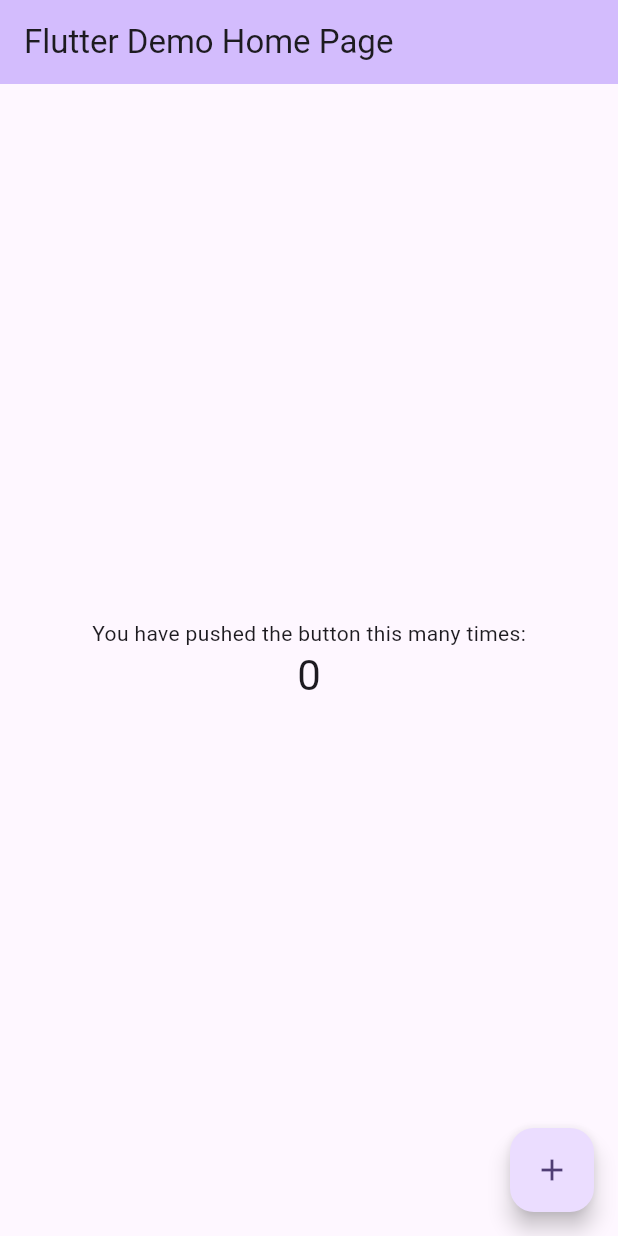
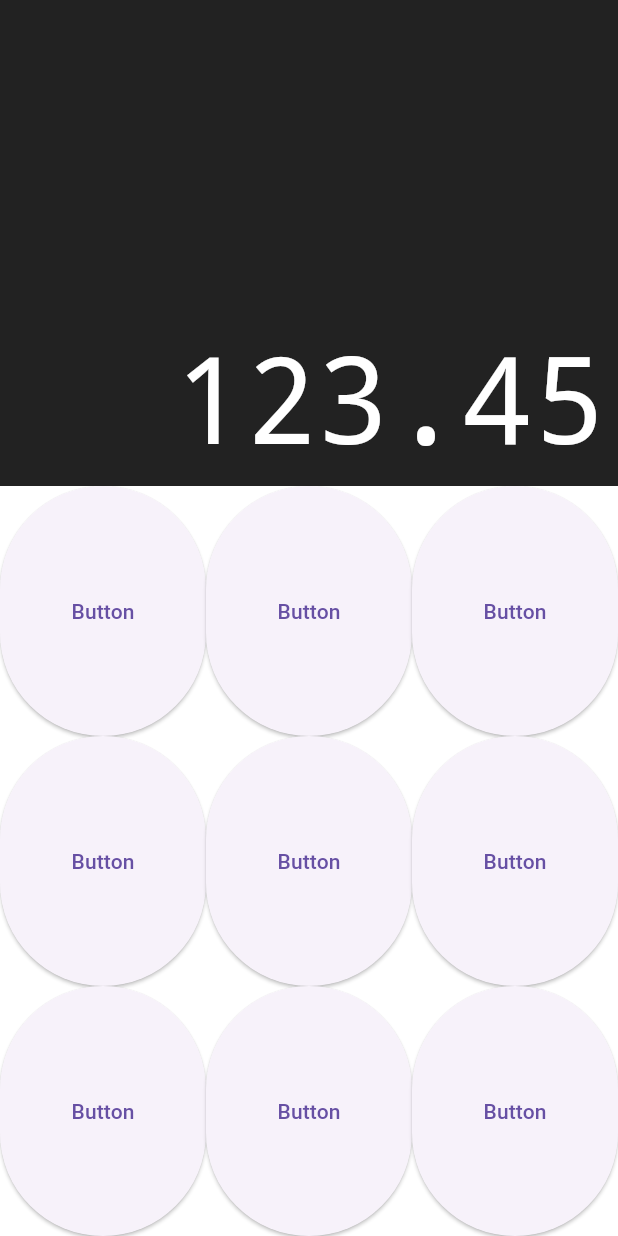
Before and after one commit to ottaviolucrii/asi_calculadora, a Flutter app: the screen it shows after launch, on a phone screen of 412 x 824 dp. Run offline on Flutter 3.47's test engine with Material 3 defaults, Android fonts, the phone set to English and light mode, and no system bars; drawn by our look-alikes of auto_size_text; our stand-ins replace firebase_core; accounts and stored records are empty.

Commit message:
deixando todos arquivos de build pronto para rodar o app, construindo base dos botoes e linha de botoes

```diff
--- /dev/null
+++ b/lib/components/button.dart
@@ -0,0 +1,18 @@
+import 'package:flutter/material.dart';
+
+class Button extends StatelessWidget {
+  final String text;
+
+  const Button(this.text);
+
+  @override
+  Widget build(BuildContext context) {
+    return Expanded(
+      flex: 1,
+      child: ElevatedButton(
+        onPressed: () {},
+        child: Text('Button'),
+      ),
+    );
+  }
+}
--- /dev/null
+++ b/lib/components/button_row.dart
@@ -0,0 +1,19 @@
+import 'package:calcu_ladora/components/button.dart';
+import 'package:flutter/material.dart';
+
+class ButtonRow extends StatelessWidget {
+  final List<Button> buttons;
+
+  const ButtonRow({super.key, required this.buttons});
+
+  @override
+  Widget build(BuildContext context) {
+    return Expanded(
+      flex: 1,
+      child: Row(
+        crossAxisAlignment: CrossAxisAlignment.stretch,
+        children: buttons,
+      ),
+    );
+  }
+}
--- /dev/null
+++ b/lib/components/display.dart
@@ -0,0 +1,40 @@
+import 'package:flutter/material.dart';
+import 'package:auto_size_text/auto_size_text.dart';
+
+class Display extends StatelessWidget {
+  final String text;
+
+  const Display(this.text, {super.key});
+
+  @override
+  Widget build(BuildContext context) {
+    return Expanded(
+      flex: 1,
+      child: Container(
+        color: Colors.black87,
+        child: Column(
+          mainAxisAlignment: MainAxisAlignment.end,
+          crossAxisAlignment: CrossAxisAlignment.stretch,
+          children: [
+            Padding(
+              padding: const EdgeInsets.all(8.0),
+              child: AutoSizeText(
+                text,
+                minFontSize: 20,
+                maxFontSize: 80,
+                maxLines: 1,
+                textAlign: TextAlign.end,
+                style: const TextStyle(
+                  fontWeight: FontWeight.w200,
+                  decoration: TextDecoration.none,
+                  fontSize: 80,
+                  color: Colors.white,
+                ),
+              ),
+            ),
+          ],
+        ),
+      ),
+    );
+  }
+}
--- /dev/null
+++ b/lib/components/keyboard.dart
@@ -0,0 +1,34 @@
+import 'package:calcu_ladora/components/button_row.dart';
+import 'package:flutter/material.dart';
+import 'button_row.dart';
+import 'button.dart';
+
+class Keyboard extends StatelessWidget {
+  const Keyboard({super.key});
+
+  @override
+  Widget build(BuildContext context) {
+    return Container(
+      height: 500,
+      child: Column(
+        children: [
+          ButtonRow(buttons: [
+            Button('7'),
+            Button('8'),
+            Button('9'),
+          ]),
+          ButtonRow(buttons: [
+            Button('4'),
+            Button('5'),
+            Button('6'),
+          ]),
+          ButtonRow(buttons: [
+            Button('1'),
+            Button('2'),
+            Button('3'),
+          ]),
+        ],
+      ),
+    );
+  }
+}
--- a/lib/main.dart
+++ b/lib/main.dart
@@ -1,125 +1,12 @@
+import 'package:calcu_ladora/firebase_options.dart';
+import 'package:calcu_ladora/screens/calculator.dart';
 import 'package:flutter/material.dart';
+import 'package:firebase_core/firebase_core.dart';
 
-void main() {
-  runApp(const MyApp());
+void main() async{
+  WidgetsFlutterBinding.ensureInitialized();
+  await Firebase.initializeApp(
+    options: DefaultFirebaseOptions.currentPlatform,
+  );
+  runApp(const Calculator());
 }
-
-class MyApp extends StatelessWidget {
-  const MyApp({super.key});
-
-  // This widget is the root of your application.
-  @override
-  Widget build(BuildContext context) {
-    return MaterialApp(
-      title: 'Flutter Demo',
-      theme: ThemeData(
-        // This is the theme of your application.
-        //
-        // TRY THIS: Try running your application with "flutter run". You'll see
-        // the application has a purple toolbar. Then, without quitting the app,
-        // try changing the seedColor in the colorScheme below to Colors.green
-        // and then invoke "hot reload" (save your changes or press the "hot
-        // reload" button in a Flutter-supported IDE, or press "r" if you used
-        // the command line to start the app).
-        //
-        // Notice that the counter didn't reset back to zero; the application
-        // state is not lost during the reload. To reset the state, use hot
-        // restart instead.
-        //
-        // This works for code too, not just values: Most code changes can be
-        // tested with just a hot reload.
-        colorScheme: ColorScheme.fromSeed(seedColor: Colors.deepPurple),
-        useMaterial3: true,
-      ),
-      home: const MyHomePage(title: 'Flutter Demo Home Page'),
-    );
-  }
-}
-
-class MyHomePage extends StatefulWidget {
-  const MyHomePage({super.key, required this.title});
-
-  // This widget is the home page of your application. It is stateful, meaning
-  // that it has a State object (defined below) that contains fields that affect
-  // how it looks.
-
-  // This class is the configuration for the state. It holds the values (in this
-  // case the title) provided by the parent (in this case the App widget) and
-  // used by the build method of the State. Fields in a Widget subclass are
-  // always marked "final".
-
-  final String title;
-
-  @override
-  State<MyHomePage> createState() => _MyHomePageState();
-}
-
-class _MyHomePageState extends State<MyHomePage> {
-  int _counter = 0;
-
-  void _incrementCounter() {
-    setState(() {
-      // This call to setState tells the Flutter framework that something has
-      // changed in this State, which causes it to rerun the build method below
-      // so that the display can reflect the updated values. If we changed
-      // _counter without calling setState(), then the build method would not be
-      // called again, and so nothing would appear to happen.
-      _counter++;
-    });
-  }
-
-  @override
-  Widget build(BuildContext context) {
-    // This method is rerun every time setState is called, for instance as done
-    // by the _incrementCounter method above.
-    //
-    // The Flutter framework has been optimized to make rerunning build methods
-    // fast, so that you can just rebuild anything that needs updating rather
-    // than having to individually change instances of widgets.
-    return Scaffold(
-      appBar: AppBar(
-        // TRY THIS: Try changing the color here to a specific color (to
-        // Colors.amber, perhaps?) and trigger a hot reload to see the AppBar
-        // change color while the other colors stay the same.
-        backgroundColor: Theme.of(context).colorScheme.inversePrimary,
-        // Here we take the value from the MyHomePage object that was created by
-        // the App.build method, and use it to set our appbar title.
-        title: Text(widget.title),
-      ),
-      body: Center(
-        // Center is a layout widget. It takes a single child and positions it
-        // in the middle of the parent.
-        child: Column(
-          // Column is also a layout widget. It takes a list of children and
-          // arranges them vertically. By default, it sizes itself to fit its
-          // children horizontally, and tries to be as tall as its parent.
-          //
-          // Column has various properties to control how it sizes itself and
-          // how it positions its children. Here we use mainAxisAlignment to
-          // center the children vertically; the main axis here is the vertical
-          // axis because Columns are vertical (the cross axis would be
-          // horizontal).
-          //
-          // TRY THIS: Invoke "debug painting" (choose the "Toggle Debug Paint"
-          // action in the IDE, or press "p" in the console), to see the
-          // wireframe for each widget.
-          mainAxisAlignment: MainAxisAlignment.center,
-          children: <Widget>[
-            const Text(
-              'You have pushed the button this many times:',
-            ),
-            Text(
-              '$_counter',
-              style: Theme.of(context).textTheme.headlineMedium,
-            ),
-          ],
-        ),
-      ),
-      floatingActionButton: FloatingActionButton(
-        onPressed: _incrementCounter,
-        tooltip: 'Increment',
-        child: const Icon(Icons.add),
-      ), // This trailing comma makes auto-formatting nicer for build methods.
-    );
-  }
-}
--- /dev/null
+++ b/lib/screens/calculator.dart
@@ -0,0 +1,19 @@
+import 'package:calcu_ladora/components/display.dart';
+import 'package:calcu_ladora/components/keyboard.dart';
+import 'package:flutter/material.dart';
+
+class Calculator extends StatelessWidget {
+  const Calculator({super.key});
+
+  @override
+  Widget build(BuildContext context) {
+    return MaterialApp(
+      home: Column(
+        children: [
+          Display('123.45'),
+          Keyboard(),
+        ],
+      ),
+    );
+  }
+}
--- a/pubspec.yaml
+++ b/pubspec.yaml
@@ -30,6 +30,8 @@ environment:
 dependencies:
   flutter:
     sdk: flutter
+
+  auto_size_text: ^3.0.0
 
   # The following adds the Cupertino Icons font to your application.
   # Use with the CupertinoIcons class for iOS style icons.
```
Also changed, not shown: lib/models/memory.dart (added), pubspec.lock, 4 other files.
